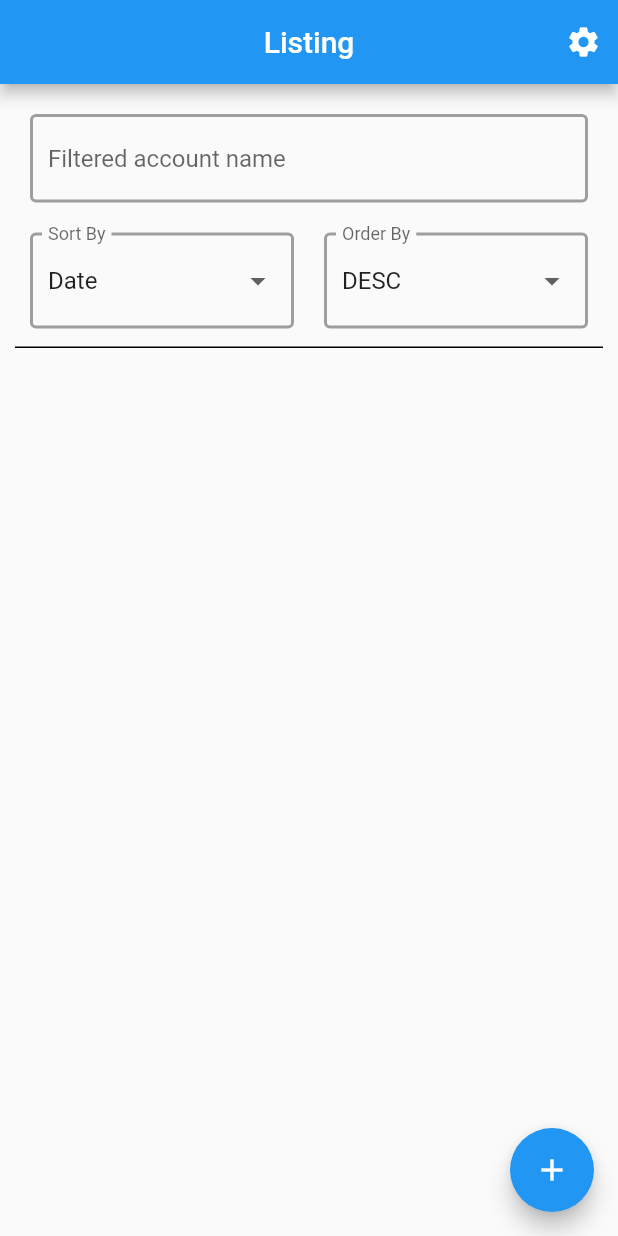
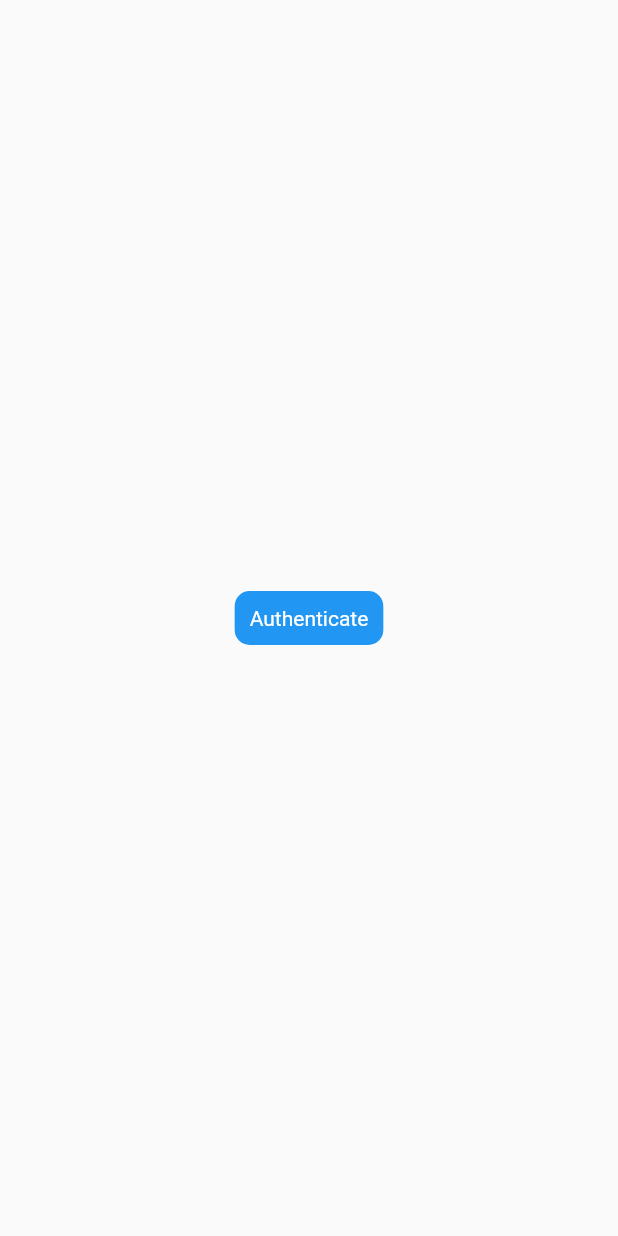
Before and after one commit to Hoshino0127/the_keep, a Flutter app: the screen it shows after launch, on a phone screen of 412 x 824 dp. Run offline on Flutter 3.47's test engine with Material 2 defaults, Android fonts, the phone set to English and light mode, and no system bars; our stand-ins replace device_info_plus, local_auth, permission_handler, sqflite; missing offline and left inert: dart:ffi, encrypt; accounts and stored records are empty.

Commit message:
- Add authentication function after splash screen to authenticate the user before accessing the list

```diff
--- /dev/null
+++ b/lib/Login.dart
@@ -0,0 +1,48 @@
+import 'package:flutter/material.dart';
+import 'package:keep_flutter/widgets.dart';
+import 'package:keep_flutter/Util/AuthService.dart';
+
+class Login extends StatefulWidget {
+  const Login({Key? key}) : super(key: key);
+
+  @override
+  State<Login> createState() => _LoginState();
+}
+
+class _LoginState extends State<Login> {
+  Future<void> _authenticate() async {
+    bool authenticated = await AuthService.authenticate(context);
+    if(authenticated){
+      Navigator.pushNamed(context, '/account_list');
+    }else{
+      showMessageDialog(context, 'Please authenticate your identity before continue');
+    }
+  }
+
+  Widget build(BuildContext context) {
+    return Scaffold(
+      body: SafeArea(
+        child: Center(
+          child: InkWell(
+            child: Container(
+              padding: EdgeInsets.all(10),
+              decoration: BoxDecoration(
+                color: Colors.blue,
+                borderRadius: BorderRadius.circular(10)
+              ),
+              child: Text(
+                'Authenticate',
+                style: TextStyle(
+                  color: Colors.white,
+                ),
+              ),
+            ),
+            onTap: () {
+              _authenticate();
+            },
+          ),
+        ),
+      ),
+    );
+  }
+}
--- a/lib/SplashScreen.dart
+++ b/lib/SplashScreen.dart
@@ -14,7 +14,6 @@ class SplashScreen extends StatefulWidget {
 }
 
 class _SplashScreenState extends State<SplashScreen> {
-
   bool _permissionReady = false;
 
   Future<void> fileSetup() async{
@@ -85,7 +84,7 @@ class _SplashScreenState extends State<SplashScreen> {
     Future.wait([
       fileSetup(),
     ]).then((value) {
-      Navigator.popAndPushNamed(context, '/account_list');
+      Navigator.popAndPushNamed(context, '/login');
     });
   }
 
--- a/lib/main.dart
+++ b/lib/main.dart
@@ -3,6 +3,7 @@ import 'package:keep_flutter/AccountDetails.dart';
 import 'package:keep_flutter/AccountList.dart';
 import 'package:keep_flutter/Settings.dart';
 import 'package:keep_flutter/SplashScreen.dart';
+import 'package:keep_flutter/Login.dart';
 
 void main() {
   WidgetsFlutterBinding.ensureInitialized();
@@ -14,6 +15,7 @@ class MyApp extends StatelessWidget {
     '/account_list':(context) => AccountList(),
     '/account_details':(context, {arguments}) => AccountDetails(accountModel: arguments,),
     '/settings':(context) => Settings(),
+    '/login':(context) => Login(),
   };
 
   // This widget is the root of your application.
--- a/pubspec.yaml
+++ b/pubspec.yaml
@@ -42,6 +42,7 @@ dependencies:
   device_info_plus: ^3.2.3
   permission_handler: ^9.2.0
   external_path: ^1.0.1
+  local_auth: ^2.1.2
 
 dev_dependencies:
   flutter_test:
```
Also changed, not shown: lib/Util/AuthService.dart (added, +38 -0 lines), lib/widgets.dart (+32 -0 lines), pubspec.lock, 2 other files.
